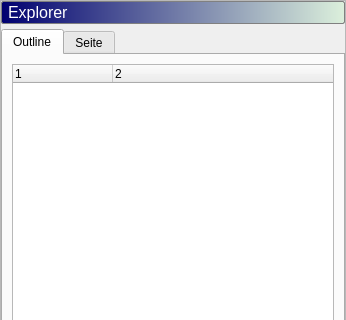
Before: the Qt Designer form FrmProjectExplorer.ui in beltoforion/InstantLua, drawn with Qt 5; both pictures show x 0 to 346 and y 0 to 320 of the 346 by 664 pixel window.
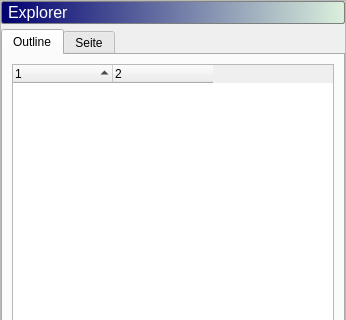
After: the same form once the commit is applied.

```diff
--- a/FrmProjectExplorer.ui
+++ b/FrmProjectExplorer.ui
@@ -104,12 +104,30 @@
              <property name="styleSheet">
               <string notr="true"/>
              </property>
+             <property name="alternatingRowColors">
+              <bool>true</bool>
+             </property>
+             <property name="indentation">
+              <number>15</number>
+             </property>
              <property name="rootIsDecorated">
               <bool>true</bool>
              </property>
              <property name="columnCount">
               <number>2</number>
              </property>
+             <attribute name="headerVisible">
+              <bool>true</bool>
+             </attribute>
+             <attribute name="headerMinimumSectionSize">
+              <number>20</number>
+             </attribute>
+             <attribute name="headerShowSortIndicator" stdset="0">
+              <bool>true</bool>
+             </attribute>
+             <attribute name="headerStretchLastSection">
+              <bool>false</bool>
+             </attribute>
              <column>
               <property name="text">
                <string notr="true">1</string>
```
Left out of the diff: 3 changed lines with no effect on the pictures.
